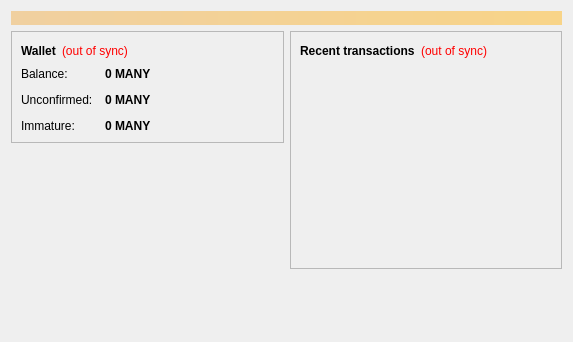
The window that src/qt/forms/overviewpage.ui (ScatterBox/ManyCoin) describes before a commit, drawn with Qt 5.
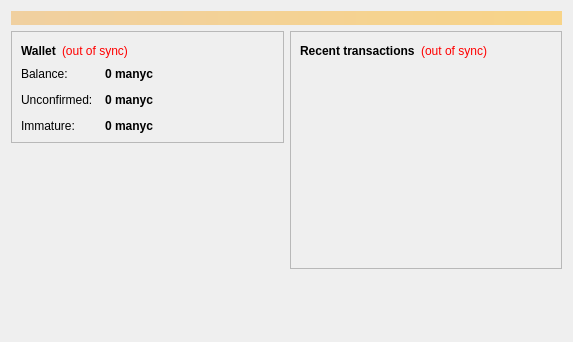
The same window after the commit.

What changed in the file:
```diff
--- a/src/qt/forms/overviewpage.ui
+++ b/src/qt/forms/overviewpage.ui
@@ -122,7 +122,7 @@
                <string>Your current balance</string>
               </property>
               <property name="text">
-               <string notr="true">0 MANY</string>
+               <string notr="true">0 manyc</string>
               </property>
               <property name="textInteractionFlags">
                <set>Qt::LinksAccessibleByMouse|Qt::TextSelectableByKeyboard|Qt::TextSelectableByMouse</set>
@@ -151,7 +151,7 @@
                <string>Total of transactions that have yet to be confirmed, and do not yet count toward the current balance</string>
               </property>
               <property name="text">
-               <string notr="true">0 MANY</string>
+               <string notr="true">0 manyc</string>
               </property>
               <property name="textInteractionFlags">
                <set>Qt::LinksAccessibleByMouse|Qt::TextSelectableByKeyboard|Qt::TextSelectableByMouse</set>
@@ -177,7 +177,7 @@
                <string>Mined balance that has not yet matured</string>
               </property>
               <property name="text">
-               <string notr="true">0 MANY</string>
+               <string notr="true">0 manyc</string>
               </property>
               <property name="textInteractionFlags">
                <set>Qt::LinksAccessibleByMouse|Qt::TextSelectableByKeyboard|Qt::TextSelectableByMouse</set>
```
Left out of the diff: 4 changed lines with no effect on the pictures.
